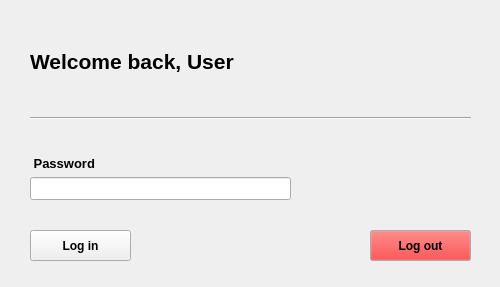
Above: loginwindow.ui from 228bruh/Password-Manager-Qt before the change. Below: the same form after it.
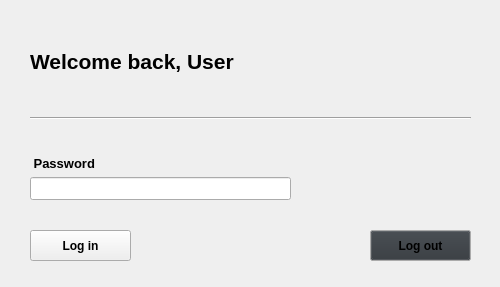
That is the form after the change. Icons and pictures are not drawn.

```diff
--- a/loginwindow.ui
+++ b/loginwindow.ui
@@ -206,9 +206,9 @@
       <colorrole role="Button">
        <brush brushstyle="SolidPattern">
         <color alpha="255">
-         <red>255</red>
-         <green>0</green>
-         <blue>0</blue>
+         <red>49</red>
+         <green>54</green>
+         <blue>59</blue>
         </color>
        </brush>
       </colorrole>
@@ -217,9 +217,9 @@
       <colorrole role="Button">
        <brush brushstyle="SolidPattern">
         <color alpha="255">
-         <red>255</red>
-         <green>0</green>
-         <blue>0</blue>
+         <red>49</red>
+         <green>54</green>
+         <blue>59</blue>
         </color>
        </brush>
       </colorrole>
@@ -228,9 +228,9 @@
       <colorrole role="Button">
        <brush brushstyle="SolidPattern">
         <color alpha="255">
-         <red>255</red>
-         <green>0</green>
-         <blue>0</blue>
+         <red>49</red>
+         <green>54</green>
+         <blue>59</blue>
         </color>
        </brush>
       </colorrole>
```
